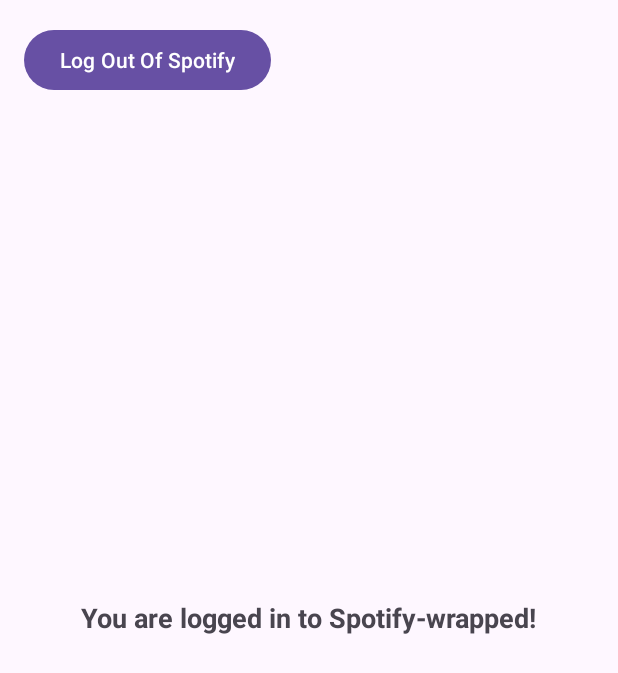
After one commit to asalontai/spotify-wrapped, an Android app: the LoggedInActivity screen opened directly, with no data from a screen before it, on a phone screen of 412 x 824 dp. The commit adds this screen. Shown: the top 673 px of the screen. Run offline under Robolectric (Android 15) with nearby library versions, the phone set to English and light mode, and no system bars.

Commit message:
first changes
pushing spotify api setup + login/auth functionality

```diff
--- /dev/null
+++ b/app/src/main/java/com/example/myapplication/LoggedInActivity.java
@@ -0,0 +1,24 @@
+package com.example.myapplication;
+
+import android.content.Intent;
+import android.net.Uri;
+import android.os.Bundle;
+import android.view.View;
+
+import androidx.appcompat.app.AppCompatActivity;
+
+public class LoggedInActivity extends AppCompatActivity {
+    @Override
+    protected void onCreate(Bundle savedInstanceState) {
+        super.onCreate(savedInstanceState);
+        setContentView(R.layout.activity_logged_in);
+        // Add any initialization or setup code for your logged-in view
+    }
+    public void logoutOnClick(View view) {
+        // Launch the Spotify logout URL in a browser
+        String logoutUrl = "https://accounts.spotify.com";
+        Intent intent = new Intent(Intent.ACTION_VIEW, Uri.parse(logoutUrl));
+        startActivity(intent);
+        finish();
+    }
+}
--- /dev/null
+++ b/app/src/main/res/layout/activity_logged_in.xml
@@ -0,0 +1,23 @@
+<?xml version="1.0" encoding="utf-8"?>
+<RelativeLayout xmlns:android="http://schemas.android.com/apk/res/android"
+    android:layout_width="match_parent"
+    android:layout_height="match_parent"
+    android:padding="16dp">
+
+    <TextView
+        android:id="@+id/textViewLoggedInMessage"
+        android:layout_width="wrap_content"
+        android:layout_height="wrap_content"
+        android:text="@string/you_are_logged_in_to_spotify_wrapped"
+        android:textSize="18sp"
+        android:textStyle="bold"
+        android:layout_centerInParent="true" />
+
+    <Button
+        android:id="@+id/btnLogout"
+        android:layout_width="wrap_content"
+        android:layout_height="wrap_content"
+        android:text="Log Out Of Spotify"
+        android:onClick="logoutOnClick" />
+
+</RelativeLayout>
--- /dev/null
+++ b/app/src/main/res/values-land/dimens.xml
@@ -0,0 +1,3 @@
+<resources>
+    <dimen name="fab_margin">48dp</dimen>
+</resources>
--- /dev/null
+++ b/app/src/main/res/values-v23/themes.xml
@@ -0,0 +1,9 @@
+<resources xmlns:tools="http://schemas.android.com/tools">
+
+    <style name="Theme.MyApplication" parent="Base.Theme.MyApplication">
+        <!-- Transparent system bars for edge-to-edge. -->
+        <item name="android:navigationBarColor">@android:color/transparent</item>
+        <item name="android:statusBarColor">@android:color/transparent</item>
+        <item name="android:windowLightStatusBar">?attr/isLightTheme</item>
+    </style>
+</resources>
--- /dev/null
+++ b/app/src/main/res/values-w1240dp/dimens.xml
@@ -0,0 +1,3 @@
+<resources>
+    <dimen name="fab_margin">200dp</dimen>
+</resources>
--- /dev/null
+++ b/app/src/main/res/values-w600dp/dimens.xml
@@ -0,0 +1,3 @@
+<resources>
+    <dimen name="fab_margin">48dp</dimen>
+</resources>
--- /dev/null
+++ b/app/src/main/res/values/dimens.xml
@@ -0,0 +1,3 @@
+<resources>
+    <dimen name="fab_margin">16dp</dimen>
+</resources>
--- /dev/null
+++ b/app/src/main/res/values/refs.xml
@@ -0,0 +1,2 @@
+<?xml version="1.0" encoding="utf-8"?>
+<resources></resources>
--- a/build.gradle
+++ b/build.gradle
@@ -1,4 +1,5 @@
 // Top-level build file where you can add configuration options common to all sub-projects/modules.
 plugins {
 id 'com.android.application' version '8.2.1' apply false
+    id 'org.jetbrains.kotlin.android' version '1.9.0' apply false
 }
```
Also changed, not shown: app/build.gradle (+44 -0 lines), app/src/main/AndroidManifest.xml (+36 -4 lines), app/src/main/java/com/example/myapplication/AuthActivity.java (added, +78 -0 lines), app/src/main/java/com/example/myapplication/MainActivity.java (+8 -1 lines), app/src/main/res/layout/activity_auth.xml (added, +9 -0 lines), app/src/main/res/layout/activity_main.xml (+16 -1 lines), app/src/main/res/navigation/nav_graph.xml (added, +28 -0 lines), app/src/main/res/values/strings.xml (+44 -0 lines).
